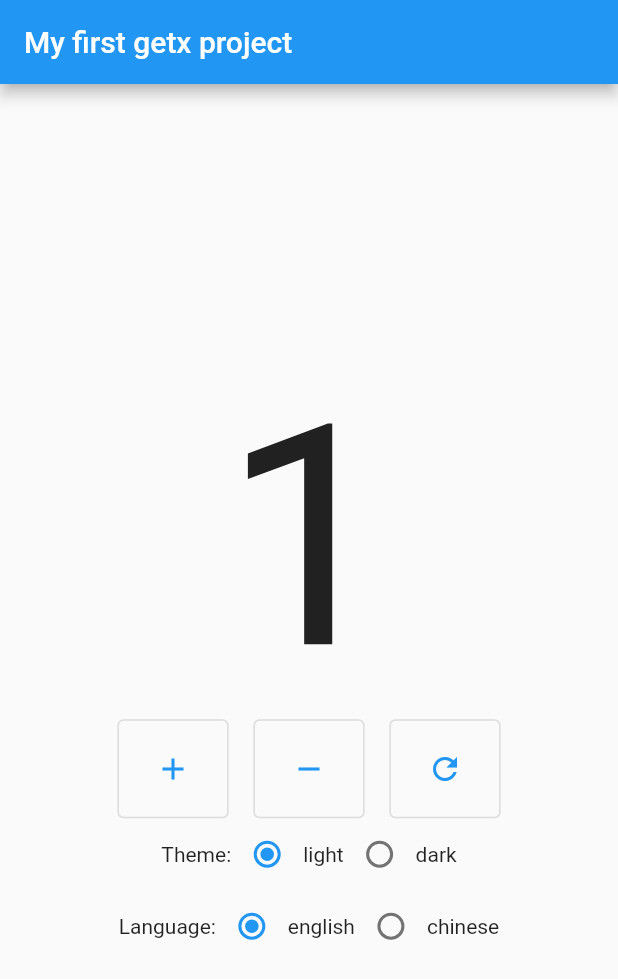
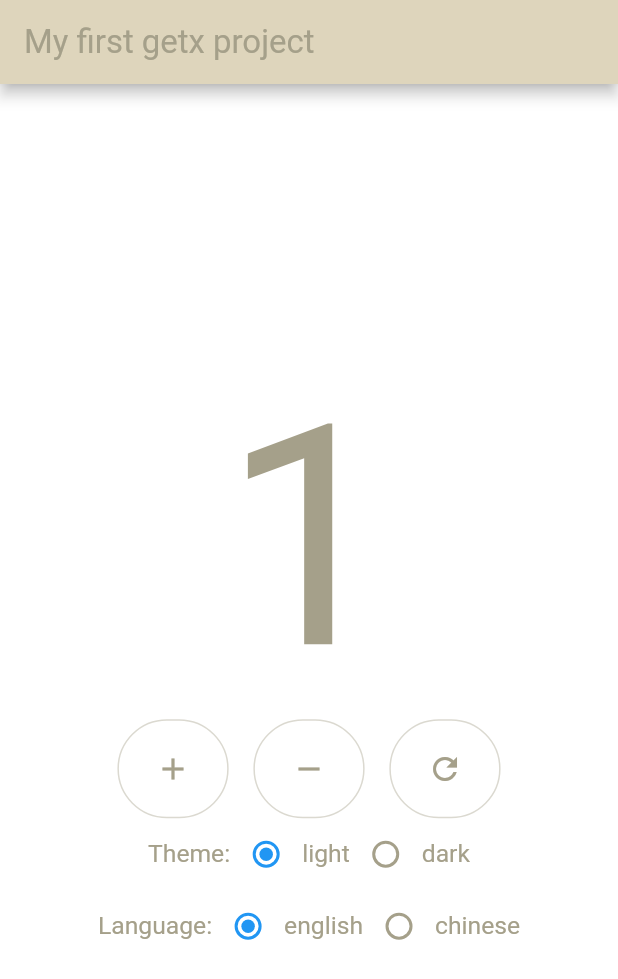
Before and after one commit to RickyJian/arc, a Flutter app: the screen it shows after launch, after a tap on the "add" icon, on a phone screen of 412 x 824 dp. Shown: the top 979 px of the screen. Run offline on Flutter 3.47's test engine with Material 2 defaults, Android fonts, the phone set to English and light mode, and no system bars; our stand-ins replace bloc, equatable, flutter_bloc, flutter_swiper, get, rxdart and 2 more.

Commit message:
binding theme mode

```diff
--- a/getx_counter/lib/main.dart
+++ b/getx_counter/lib/main.dart
@@ -1,6 +1,7 @@
 import 'package:flutter/material.dart';
 import 'package:get/get_navigation/src/root/get_material_app.dart';
 import 'package:getx_counter/module/module.dart';
+import 'package:getx_counter/themes/themes.dart';
 import 'package:sizer/sizer.dart';
 
 void main() {
@@ -8,6 +9,10 @@ void main() {
     Sizer(
       builder: (context, orientation, deviceType) {
         return GetMaterialApp(
+          debugShowCheckedModeBanner: false,
+          theme: Themes.light,
+          darkTheme: Themes.dark,
+          themeMode: ThemeMode.system,
           home: CounterPage(),
         );
       },
```
Also changed, not shown: getx_counter/lib/module/counter/controller.dart (+9 -1 lines).
